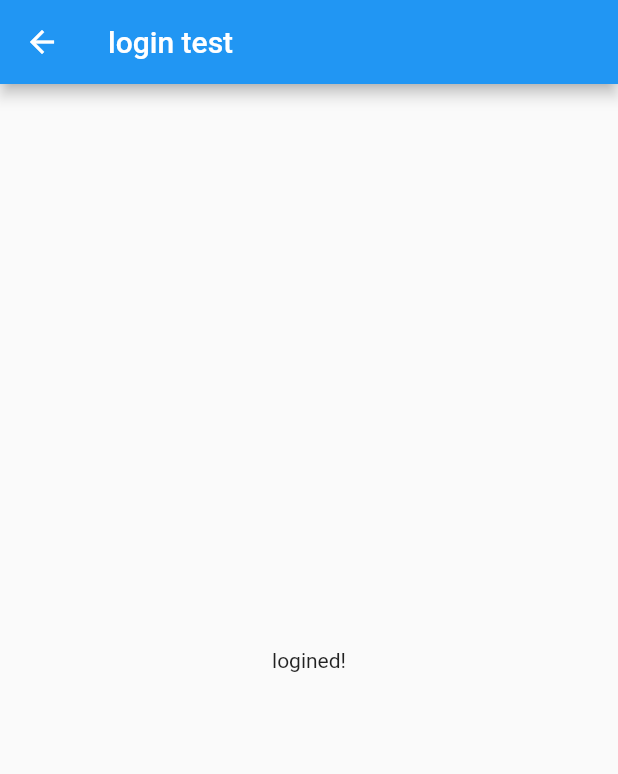
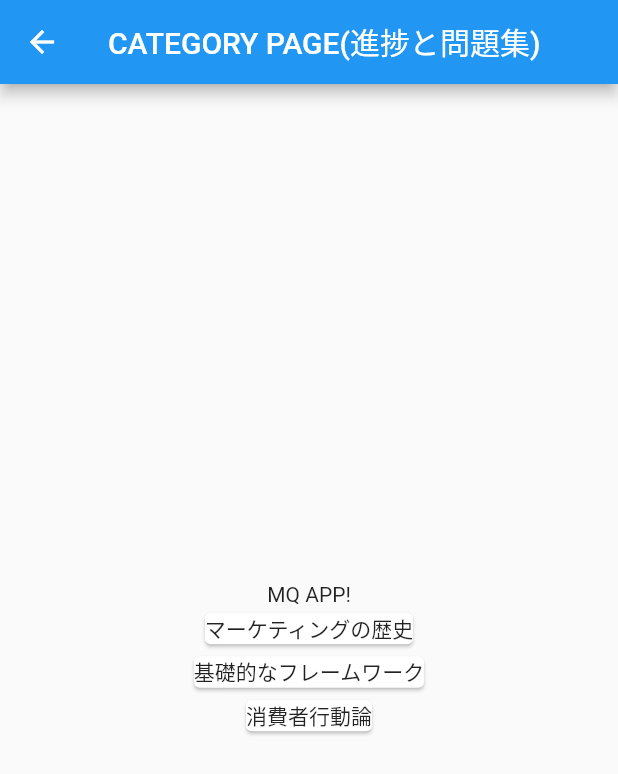
Before and after one commit to masa08/example-marketing-question, a Flutter app: the HomePage screen opened directly, on a phone screen of 412 x 824 dp. Shown: the top 774 px of the screen. Run offline on Flutter 3.47's test engine with Material 2 defaults, Android fonts, the phone set to English and light mode, and no system bars; our stand-ins replace firebase_auth, firebase_core, sign_in_with_apple; accounts and stored records are empty.

Commit message:
:sparkles: Add pages

```diff
--- a/lib/presentation/ui/pages/home.dart
+++ b/lib/presentation/ui/pages/home.dart
@@ -1,5 +1,6 @@
 import 'package:flutter/material.dart';
 import 'package:firebase_auth/firebase_auth.dart';
+import 'package:marketing_questions/presentation/ui/pages/question.dart';
 
 class HomePage extends StatelessWidget {
   HomePage({Key key}) : super(key: key);
@@ -12,15 +13,39 @@ class HomePage extends StatelessWidget {
   Widget build(BuildContext context) {
     return Scaffold(
       appBar: AppBar(
-        title: Text("login test"),
+        title: Text("CATEGORY PAGE(進捗と問題集)"),
       ),
       body: Center(
         child: Column(
           mainAxisAlignment: MainAxisAlignment.center,
           children: <Widget>[
             Text(
-              'logined!',
+              'MQ APP!',
             ),
+            GestureDetector(
+              onTap: () {
+                Navigator.of(context).pushNamed(QuestionPage.routeName);
+              },
+              child: Card(
+                child: (Text('マーケティングの歴史')),
+              ),
+            ),
+            GestureDetector(
+              onTap: () {
+                Navigator.of(context).pushNamed(QuestionPage.routeName);
+              },
+              child: Card(
+                child: (Text('基礎的なフレームワーク')),
+              ),
+            ),
+            GestureDetector(
+              onTap: () {
+                Navigator.of(context).pushNamed(QuestionPage.routeName);
+              },
+              child: Card(
+                child: (Text('消費者行動論')),
+              ),
+            )
           ],
         ),
       ),
```
Also changed, not shown: lib/main.dart (+10 -2 lines), lib/presentation/ui/pages/answer.dart (added, +52 -0 lines), lib/presentation/ui/pages/commentary.dart (added, +19 -0 lines), lib/presentation/ui/pages/question.dart (added, +24 -0 lines).
